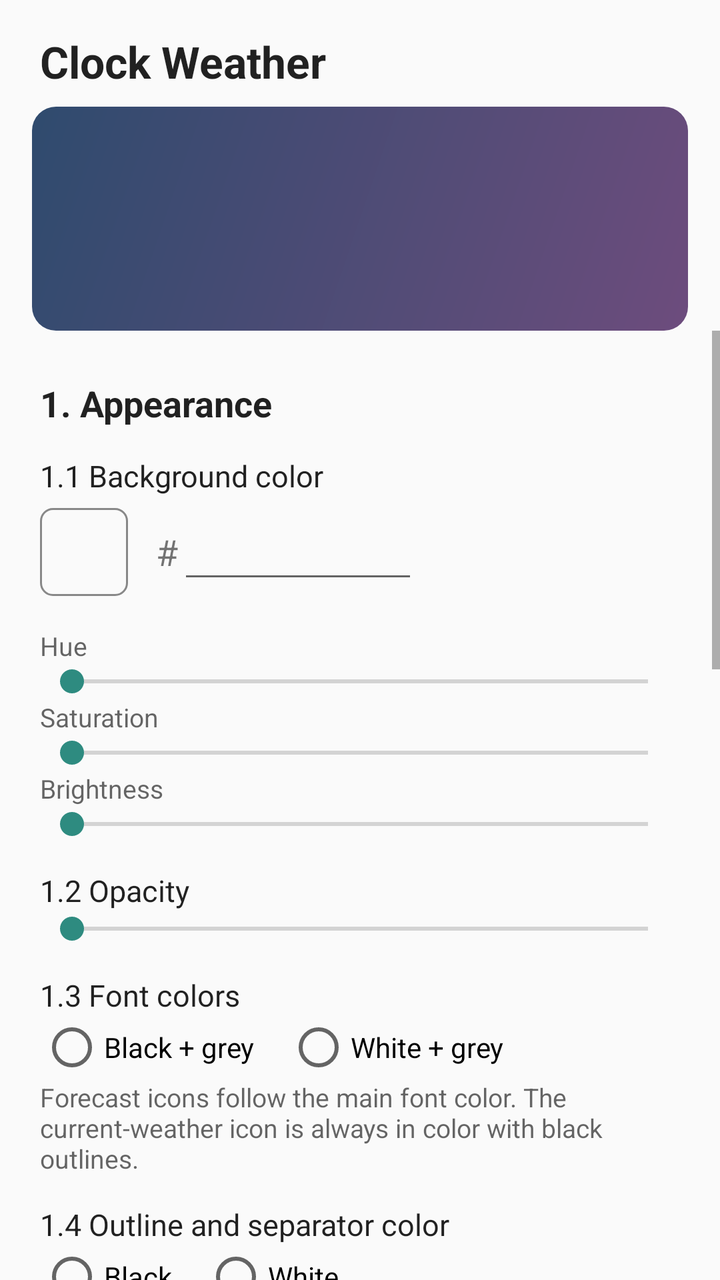
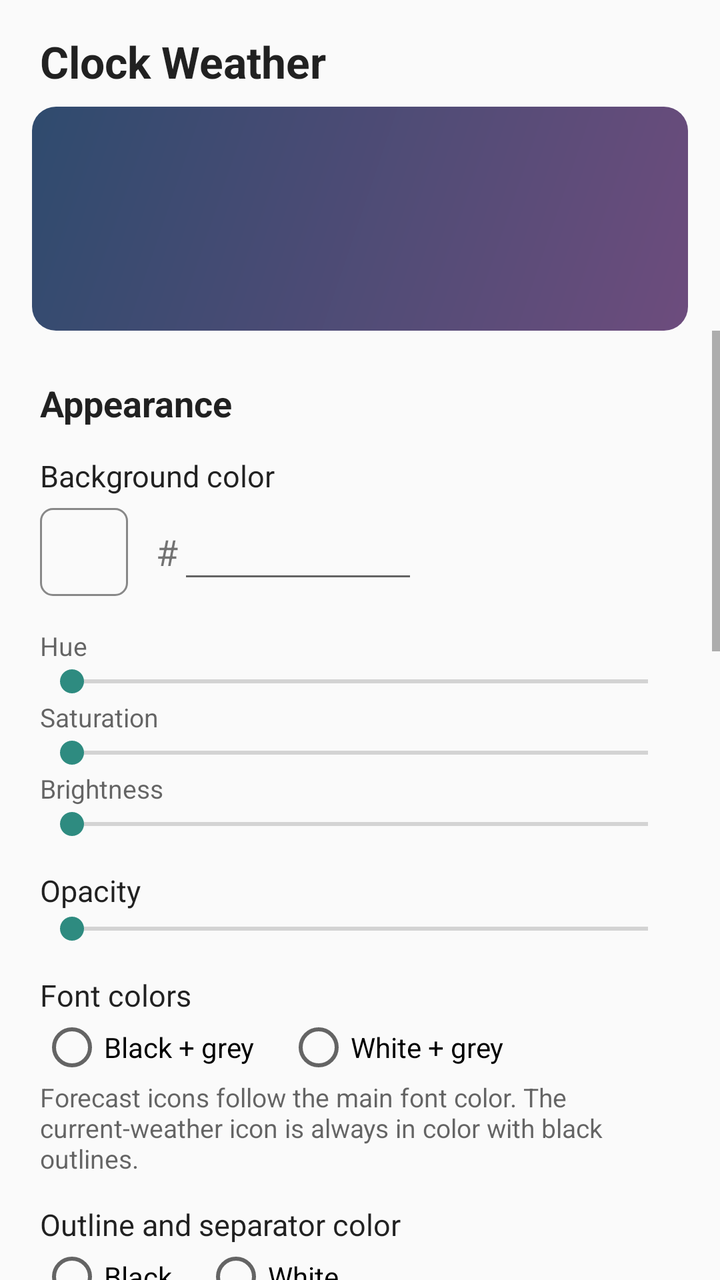

The first picture is an Android layout as it rendered before a commit; the second is the same layout after the commit. The layout source and the unified diff follow.
<!-- AndroidManifest.xml: application theme AppTheme -->
<!-- res/layout/activity_settings.xml -->
<?xml version="1.0" encoding="utf-8"?>
<LinearLayout xmlns:android="http://schemas.android.com/apk/res/android"
    android:id="@+id/settings_root"
    android:layout_width="match_parent"
    android:layout_height="match_parent"
    android:orientation="vertical">

    <TextView
        android:layout_width="match_parent"
        android:layout_height="wrap_content"
        android:paddingStart="20dp"
        android:paddingTop="16dp"
        android:paddingEnd="20dp"
        android:paddingBottom="8dp"
        android:text="@string/app_name"
        android:textColor="?android:attr/textColorPrimary"
        android:textSize="22sp"
        android:textStyle="bold" />

    
    <FrameLayout
        android:id="@+id/preview_frame"
        android:layout_width="match_parent"
        android:layout_height="112dp"
        android:layout_marginStart="16dp"
        android:layout_marginEnd="16dp"
        android:background="@drawable/preview_wallpaper"
        android:padding="16dp">

        <FrameLayout
            android:id="@+id/preview_host"
            android:layout_width="match_parent"
            android:layout_height="match_parent" />
    </FrameLayout>

    <ScrollView
        android:layout_width="match_parent"
        android:layout_height="0dp"
        android:layout_weight="1">

        <LinearLayout
            android:layout_width="match_parent"
            android:layout_height="wrap_content"
            android:orientation="vertical"
            android:paddingStart="20dp"
            android:paddingEnd="20dp"
            android:paddingBottom="24dp">

            
            <TextView style="@style/SectionTitle" android:text="1. Appearance" />

            <TextView style="@style/ItemTitle" android:text="1.1 Background color" />
            <LinearLayout
                android:layout_width="match_parent"
                android:layout_height="wrap_content"
                android:layout_marginTop="6dp"
                android:gravity="center_vertical"
                android:orientation="horizontal">

                <FrameLayout
                    android:id="@+id/color_swatch"
                    android:layout_width="44dp"
                    android:layout_height="44dp"
                    android:foreground="@drawable/swatch_border" />

                <TextView
                    android:layout_width="wrap_content"
                    android:layout_height="wrap_content"
                    android:layout_marginStart="14dp"
                    android:text="#"
                    android:textSize="18sp" />

                <EditText
                    android:id="@+id/hex_input"
                    android:layout_width="120dp"
                    android:layout_height="wrap_content"
                    android:digits="0123456789abcdefABCDEF"
                    android:fontFamily="monospace"
                    android:imeOptions="actionDone"
                    android:inputType="textNoSuggestions|textCapCharacters"
                    android:maxLength="6"
                    android:singleLine="true" />
            </LinearLayout>

            <LinearLayout
                android:id="@+id/presets"
                android:layout_width="match_parent"
                android:layout_height="wrap_content"
                android:layout_marginTop="8dp"
                android:orientation="horizontal" />

            <TextView style="@style/Hint" android:layout_marginTop="8dp" android:text="Hue" />
            <SeekBar android:id="@+id/seek_hue" android:layout_width="match_parent" android:layout_height="wrap_content" android:max="360" />
            <TextView style="@style/Hint" android:text="Saturation" />
            <SeekBar android:id="@+id/seek_sat" android:layout_width="match_parent" android:layout_height="wrap_content" android:max="100" />
            <TextView style="@style/Hint" android:text="Brightness" />
            <SeekBar android:id="@+id/seek_val" android:layout_width="match_parent" android:layout_height="wrap_content" android:max="100" />

            <TextView android:id="@+id/opacity_title" style="@style/ItemTitle" android:text="1.2 Opacity" />
            <SeekBar android:id="@+id/seek_opacity" android:layout_width="match_parent" android:layout_height="wrap_content" android:max="100" />

            <TextView style="@style/ItemTitle" android:text="1.3 Font colors" />
            <RadioGroup android:id="@+id/font_group" android:layout_width="match_parent" android:layout_height="wrap_content" android:orientation="horizontal">
                <RadioButton android:id="@+id/font_black" android:layout_width="wrap_content" android:layout_height="wrap_content" android:text="Black + grey" />
                <RadioButton android:id="@+id/font_white" android:layout_width="wrap_content" android:layout_height="wrap_content" android:layout_marginStart="16dp" android:text="White + grey" />
            </RadioGroup>
            <TextView style="@style/Hint" android:text="Forecast icons follow the main font color. The current-weather icon is always in color with black outlines." />

            <TextView style="@style/ItemTitle" android:text="1.4 Outline and separator color" />
            <RadioGroup android:id="@+id/outline_group" android:layout_width="match_parent" android:layout_height="wrap_content" android:orientation="horizontal">
                <RadioButton android:id="@+id/outline_black" android:layout_width="wrap_content" android:layout_height="wrap_content" android:text="Black" />
                <RadioButton android:id="@+id/outline_white" android:layout_width="wrap_content" android:layout_height="wrap_content" android:layout_marginStart="16dp" android:text="White" />
            </RadioGroup>

            <TextView style="@style/ItemTitle" android:text="1.5 Corner radius (dp)" />
            <Spinner android:id="@+id/radius_spinner" android:layout_width="wrap_content" android:layout_height="wrap_content" />

            
            <TextView style="@style/SectionTitle" android:text="2. Default launch apps" />

            <TextView style="@style/ItemTitle" android:text="2.1 Clock app (tap on time)" />
            <Button android:id="@+id/clock_app_button" android:layout_width="wrap_content" android:layout_height="wrap_content" />

            <TextView style="@style/ItemTitle" android:text="2.2 Weather app (tap on forecast)" />
            <Button android:id="@+id/weather_app_button" android:layout_width="wrap_content" android:layout_height="wrap_content" />
            <TextView style="@style/Hint" android:text="Weather data always comes from Open-Meteo (free, no account), whichever app you choose here." />

            
            <TextView style="@style/SectionTitle" android:text="3. Forecast stripe" />
            <RadioGroup android:id="@+id/forecast_group" android:layout_width="match_parent" android:layout_height="wrap_content" android:orientation="horizontal">
                <RadioButton android:id="@+id/forecast_days" android:layout_width="wrap_content" android:layout_height="wrap_content" android:text="Next 10 days" />
                <RadioButton android:id="@+id/forecast_hours" android:layout_width="wrap_content" android:layout_height="wrap_content" android:layout_marginStart="16dp" android:text="Next 10 hours" />
            </RadioGroup>

            
            <TextView style="@style/SectionTitle" android:text="Temperature unit" />
            <RadioGroup android:id="@+id/unit_group" android:layout_width="match_parent" android:layout_height="wrap_content" android:orientation="horizontal">
                <RadioButton android:id="@+id/unit_c" android:layout_width="wrap_content" android:layout_height="wrap_content" android:text="°C" />
                <RadioButton android:id="@+id/unit_f" android:layout_width="wrap_content" android:layout_height="wrap_content" android:layout_marginStart="16dp" android:text="°F" />
            </RadioGroup>
            <TextView style="@style/Hint" android:text="You can also switch by tapping the weather icon or temperature on the widget." />

            <TextView style="@style/SectionTitle" android:text="Location" />
            <RadioGroup android:id="@+id/location_group" android:layout_width="match_parent" android:layout_height="wrap_content" android:orientation="vertical">
                <RadioButton android:id="@+id/location_device" android:layout_width="wrap_content" android:layout_height="wrap_content" android:text="Use device location" />
                <RadioButton android:id="@+id/location_manual" android:layout_width="wrap_content" android:layout_height="wrap_content" android:text="Use a chosen city" />
            </RadioGroup>
            <TextView android:id="@+id/location_status" style="@style/Hint" android:layout_marginTop="4dp" />
            <Button android:id="@+id/permission_button" android:layout_width="wrap_content" android:layout_height="wrap_content" />
            <LinearLayout
                android:id="@+id/city_row"
                android:layout_width="match_parent"
                android:layout_height="wrap_content"
                android:gravity="center_vertical"
                android:orientation="horizontal">
                <EditText
                    android:id="@+id/city_input"
                    android:layout_width="0dp"
                    android:layout_height="wrap_content"
                    android:layout_weight="1"
                    android:hint="City name"
                    android:imeOptions="actionSearch"
                    android:inputType="textCapWords"
                    android:singleLine="true" />
                <Button android:id="@+id/city_search" android:layout_width="wrap_content" android:layout_height="wrap_content" android:text="Search" />
            </LinearLayout>

            <Button android:id="@+id/refresh_button" android:layout_width="wrap_content" android:layout_height="wrap_content" android:layout_marginTop="24dp" android:text="Refresh weather now" />
            <TextView android:id="@+id/updated_text" style="@style/Hint" />
            <Button android:id="@+id/done_button" android:layout_width="match_parent" android:layout_height="wrap_content" android:layout_marginTop="16dp" android:text="Done" android:visibility="gone" />
        </LinearLayout>
    </ScrollView>
</LinearLayout>
<!-- resources referenced by this layout -->
<resources>
  <!-- drawable preview_wallpaper (drawable) -->
  <?xml version="1.0" encoding="utf-8"?>
  <shape xmlns:android="http://schemas.android.com/apk/res/android" android:shape="rectangle">
      <gradient android:angle="315" android:endColor="#FF6D4C7D" android:startColor="#FF2F4B6E" />
      <corners android:radius="12dp" />
  </shape>
  <!-- drawable swatch_border (drawable) -->
  <?xml version="1.0" encoding="utf-8"?>
  <shape xmlns:android="http://schemas.android.com/apk/res/android" android:shape="rectangle">
      <stroke android:width="1dp" android:color="#FF888888" />
      <corners android:radius="6dp" />
  </shape>
  <string name="app_name">Clock Weather</string>
  <style name="Hint">
          <item name="android:layout_width">match_parent</item>
          <item name="android:layout_height">wrap_content</item>
          <item name="android:textSize">13sp</item>
          <item name="android:textColor">?android:attr/textColorSecondary</item>
      </style>
  <style name="ItemTitle">
          <item name="android:layout_width">match_parent</item>
          <item name="android:layout_height">wrap_content</item>
          <item name="android:layout_marginTop">14dp</item>
          <item name="android:textSize">15sp</item>
          <item name="android:textColor">?android:attr/textColorPrimary</item>
      </style>
  <style name="SectionTitle">
          <item name="android:layout_width">match_parent</item>
          <item name="android:layout_height">wrap_content</item>
          <item name="android:layout_marginTop">24dp</item>
          <item name="android:textSize">18sp</item>
          <item name="android:textStyle">bold</item>
          <item name="android:textColor">?android:attr/textColorPrimary</item>
      </style>
  <style name="AppTheme" parent="@android:style/Theme.Material.Light.NoActionBar">
          <item name="android:colorAccent">@color/accent</item>
          <item name="android:colorPrimary">@color/accent</item>
          <item name="android:colorPrimaryDark">@color/accent</item>
      </style>
  <color name="accent">#FF2E8B80</color>
</resources>

<!-- the commit's change to res/layout/activity_settings.xml (unified diff, before → after) -->
@@ -47,9 +47,9 @@
             android:paddingBottom="24dp">
 
             
-            <TextView style="@style/SectionTitle" android:text="1. Appearance" />
+            <TextView style="@style/SectionTitle" android:text="Appearance" />
 
-            <TextView style="@style/ItemTitle" android:text="1.1 Background color" />
+            <TextView style="@style/ItemTitle" android:text="Background color" />
             <LinearLayout
                 android:layout_width="match_parent"
                 android:layout_height="wrap_content"
@@ -96,37 +96,41 @@
             <TextView style="@style/Hint" android:text="Brightness" />
             <SeekBar android:id="@+id/seek_val" android:layout_width="match_parent" android:layout_height="wrap_content" android:max="100" />
 
-            <TextView android:id="@+id/opacity_title" style="@style/ItemTitle" android:text="1.2 Opacity" />
+            <TextView android:id="@+id/opacity_title" style="@style/ItemTitle" android:text="Opacity" />
             <SeekBar android:id="@+id/seek_opacity" android:layout_width="match_parent" android:layout_height="wrap_content" android:max="100" />
 
-            <TextView style="@style/ItemTitle" android:text="1.3 Font colors" />
+            <TextView style="@style/ItemTitle" android:text="Font colors" />
             <RadioGroup android:id="@+id/font_group" android:layout_width="match_parent" android:layout_height="wrap_content" android:orientation="horizontal">
                 <RadioButton android:id="@+id/font_black" android:layout_width="wrap_content" android:layout_height="wrap_content" android:text="Black + grey" />
                 <RadioButton android:id="@+id/font_white" android:layout_width="wrap_content" android:layout_height="wrap_content" android:layout_marginStart="16dp" android:text="White + grey" />
             </RadioGroup>
             <TextView style="@style/Hint" android:text="Forecast icons follow the main font color. The current-weather icon is always in color with black outlines." />
 
-            <TextView style="@style/ItemTitle" android:text="1.4 Outline and separator color" />
+            <TextView style="@style/ItemTitle" android:text="Outline and separator color" />
             <RadioGroup android:id="@+id/outline_group" android:layout_width="match_parent" android:layout_height="wrap_content" android:orientation="horizontal">
                 <RadioButton android:id="@+id/outline_black" android:layout_width="wrap_content" android:layout_height="wrap_content" android:text="Black" />
                 <RadioButton android:id="@+id/outline_white" android:layout_width="wrap_content" android:layout_height="wrap_content" android:layout_marginStart="16dp" android:text="White" />
             </RadioGroup>
 
-            <TextView style="@style/ItemTitle" android:text="1.5 Corner radius (dp)" />
+            <TextView style="@style/ItemTitle" android:text="Corner radius (dp)" />
             <Spinner android:id="@+id/radius_spinner" android:layout_width="wrap_content" android:layout_height="wrap_content" />
 
+            <TextView style="@style/ItemTitle" android:text="Outline width (dp)" />
+            <Spinner android:id="@+id/outline_width_spinner" android:layout_width="wrap_content" android:layout_height="wrap_content" />
+            <TextView style="@style/Hint" android:text="The separator uses the same width." />
+
             
-            <TextView style="@style/SectionTitle" android:text="2. Default launch apps" />
+            <TextView style="@style/SectionTitle" android:text="Default launch apps" />
 
-            <TextView style="@style/ItemTitle" android:text="2.1 Clock app (tap on time)" />
+            <TextView style="@style/ItemTitle" android:text="Clock app (tap on time)" />
             <Button android:id="@+id/clock_app_button" android:layout_width="wrap_content" android:layout_height="wrap_content" />
 
-            <TextView style="@style/ItemTitle" android:text="2.2 Weather app (tap on forecast)" />
+            <TextView style="@style/ItemTitle" android:text="Weather app (tap on forecast)" />
             <Button android:id="@+id/weather_app_button" android:layout_width="wrap_content" android:layout_height="wrap_content" />
             <TextView style="@style/Hint" android:text="Weather data always comes from Open-Meteo (free, no account), whichever app you choose here." />
 
             
-            <TextView style="@style/SectionTitle" android:text="3. Forecast stripe" />
+            <TextView style="@style/SectionTitle" android:text="Forecast stripe" />
             <RadioGroup android:id="@+id/forecast_group" android:layout_width="match_parent" android:layout_height="wrap_content" android:orientation="horizontal">
                 <RadioButton android:id="@+id/forecast_days" android:layout_width="wrap_content" android:layout_height="wrap_content" android:text="Next 10 days" />
                 <RadioButton android:id="@+id/forecast_hours" android:layout_width="wrap_content" android:layout_height="wrap_content" android:layout_marginStart="16dp" android:text="Next 10 hours" />
